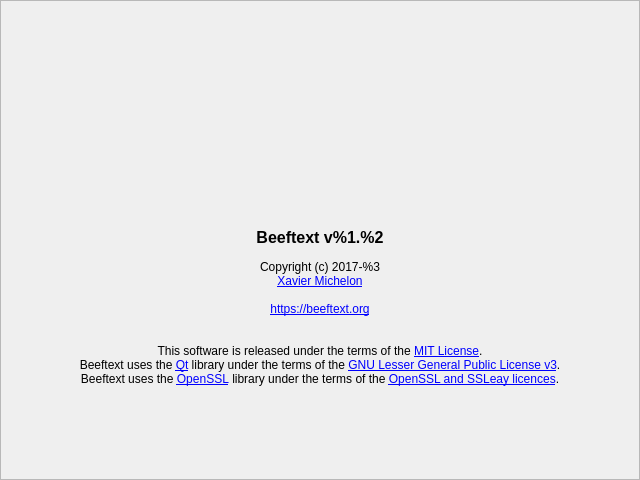
Old version of the form AboutFrame.ui in the repository xmichelo/Beeftext.
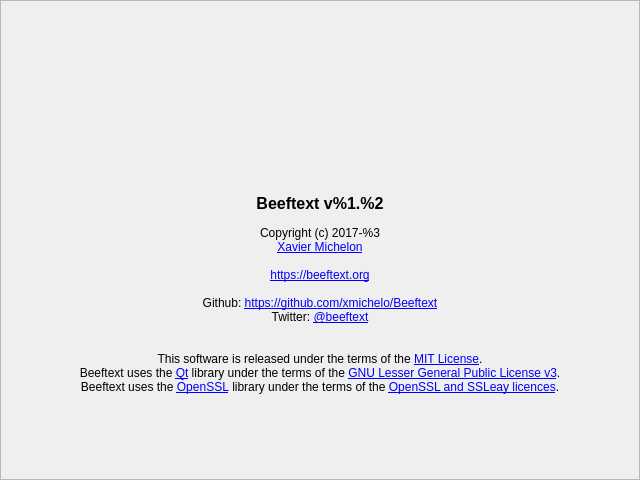
New version of the form. Icons and pictures are not drawn.

Commit message: Added Twitter and Github link. Incremented version number.

What changed in the file:
```diff
--- a/AboutFrame.ui
+++ b/AboutFrame.ui
@@ -23,7 +23,7 @@
    <item row="2" column="0" colspan="3">
     <widget class="QLabel" name="labelText">
      <property name="text">
-      <string>&lt;html&gt;&lt;head/&gt;&lt;body&gt;&lt;p align=&quot;center&quot;&gt;&lt;br/&gt;&lt;/p&gt;&lt;p align=&quot;center&quot;&gt;&lt;span style=&quot; font-size:12pt; font-weight:600;&quot;&gt;Beeftext v%1.%2&lt;/span&gt;&lt;br/&gt;&lt;br/&gt;Copyright (c) 2017-%3&lt;br/&gt;&lt;a href=&quot;https://x-mi.com&quot;&gt;&lt;span style=&quot; text-decoration: underline; color:#0000ff;&quot;&gt;Xavier Michelon&lt;br/&gt;&lt;/span&gt;&lt;/a&gt;&lt;br/&gt;&lt;a href=&quot;https://beeftext.org&quot;&gt;&lt;span style=&quot; text-decoration: underline; color:#0000ff;&quot;&gt;https://beeftext.org&lt;/span&gt;&lt;/a&gt;&lt;br/&gt;&lt;br/&gt;&lt;br/&gt;This software is released under the terms of the &lt;a href=&quot;https://en.wikipedia.org/wiki/MIT_License&quot;&gt;&lt;span style=&quot; text-decoration: underline; color:#0000ff;&quot;&gt;MIT License&lt;/span&gt;&lt;/a&gt;.&lt;br/&gt;Beeftext uses the &lt;a href=&quot;https://www.qt.io/&quot;&gt;&lt;span style=&quot; text-decoration: underline; color:#0000ff;&quot;&gt;Qt&lt;/span&gt;&lt;/a&gt; library under the terms of the &lt;a href=&quot;https://www.gnu.org/licenses/lgpl-3.0.txt&quot;&gt;&lt;span style=&quot; text-decoration: underline; color:#0000ff;&quot;&gt;GNU Lesser General Public License v3&lt;/span&gt;&lt;/a&gt;.&lt;br/&gt;Beeftext uses the &lt;a href=&quot;https://www.openssl.org&quot;&gt;&lt;span style=&quot; text-decoration: underline; color:#0000ff;&quot;&gt;OpenSSL&lt;/span&gt;&lt;/a&gt; library under the terms of the &lt;a href=&quot;https://www.openssl.org/source/license.html&quot;&gt;&lt;span style=&quot; text-decoration: underline; color:#0000ff;&quot;&gt;OpenSSL and SSLeay licences&lt;/span&gt;&lt;/a&gt;.&lt;/p&gt;&lt;p align=&quot;center&quot;&gt;&lt;br/&gt;&lt;/p&gt;&lt;/body&gt;&lt;/html&gt;</string>
+      <string>&lt;html&gt;&lt;head/&gt;&lt;body&gt;&lt;p align=&quot;center&quot;&gt;&lt;br/&gt;&lt;span style=&quot; font-size:12pt; font-weight:600;&quot;&gt;Beeftext v%1.%2&lt;/span&gt;&lt;br/&gt;&lt;br/&gt;Copyright (c) 2017-%3&lt;br/&gt;&lt;a href=&quot;https://x-mi.com&quot;&gt;&lt;span style=&quot; text-decoration: underline; color:#0000ff;&quot;&gt;Xavier Michelon&lt;br/&gt;&lt;/span&gt;&lt;/a&gt;&lt;br/&gt;&lt;a href=&quot;https://beeftext.org&quot;&gt;&lt;span style=&quot; text-decoration: underline; color:#0000ff;&quot;&gt;https://beeftext.org&lt;br/&gt;&lt;/span&gt;&lt;/a&gt;&lt;br/&gt;Github: &lt;a href=&quot;https://github.com/xmichelo/Beeftext&quot;&gt;&lt;span style=&quot; text-decoration: underline; color:#0000ff;&quot;&gt;https://github.com/xmichelo/Beeftext&lt;/span&gt;&lt;/a&gt;&lt;br/&gt;Twitter: &lt;a href=&quot;https://twitter.com/beeftext&quot;&gt;&lt;span style=&quot; text-decoration: underline; color:#0000ff;&quot;&gt;@beeftext&lt;br/&gt;&lt;/span&gt;&lt;/a&gt;&lt;br/&gt;&lt;br/&gt;This software is released under the terms of the &lt;a href=&quot;https://en.wikipedia.org/wiki/MIT_License&quot;&gt;&lt;span style=&quot; text-decoration: underline; color:#0000ff;&quot;&gt;MIT License&lt;/span&gt;&lt;/a&gt;.&lt;br/&gt;Beeftext uses the &lt;a href=&quot;https://www.qt.io/&quot;&gt;&lt;span style=&quot; text-decoration: underline; color:#0000ff;&quot;&gt;Qt&lt;/span&gt;&lt;/a&gt; library under the terms of the &lt;a href=&quot;https://www.gnu.org/licenses/lgpl-3.0.txt&quot;&gt;&lt;span style=&quot; text-decoration: underline; color:#0000ff;&quot;&gt;GNU Lesser General Public License v3&lt;/span&gt;&lt;/a&gt;.&lt;br/&gt;Beeftext uses the &lt;a href=&quot;https://www.openssl.org&quot;&gt;&lt;span style=&quot; text-decoration: underline; color:#0000ff;&quot;&gt;OpenSSL&lt;/span&gt;&lt;/a&gt; library under the terms of the &lt;a href=&quot;https://www.openssl.org/source/license.html&quot;&gt;&lt;span style=&quot; text-decoration: underline; color:#0000ff;&quot;&gt;OpenSSL and SSLeay licences&lt;/span&gt;&lt;/a&gt;.&lt;/p&gt;&lt;p align=&quot;center&quot;&gt;&lt;br/&gt;&lt;/p&gt;&lt;/body&gt;&lt;/html&gt;</string>
      </property>
      <property name="alignment">
       <set>Qt::AlignHCenter|Qt::AlignTop</set>
```
The commit also changes 3 other files.
